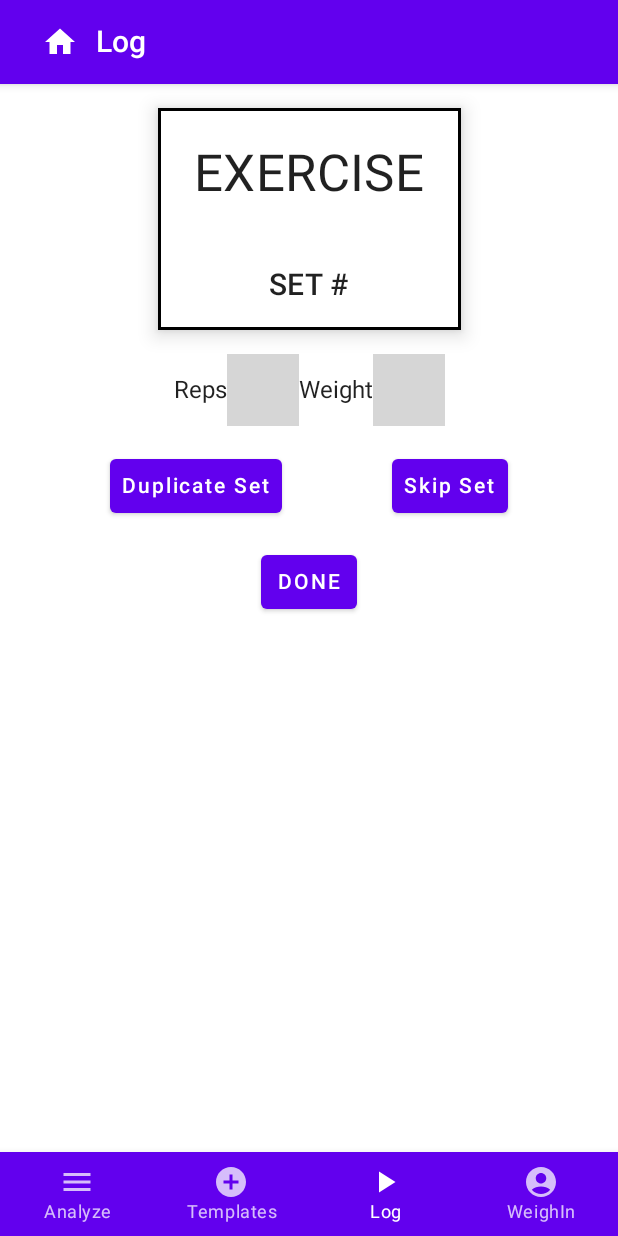
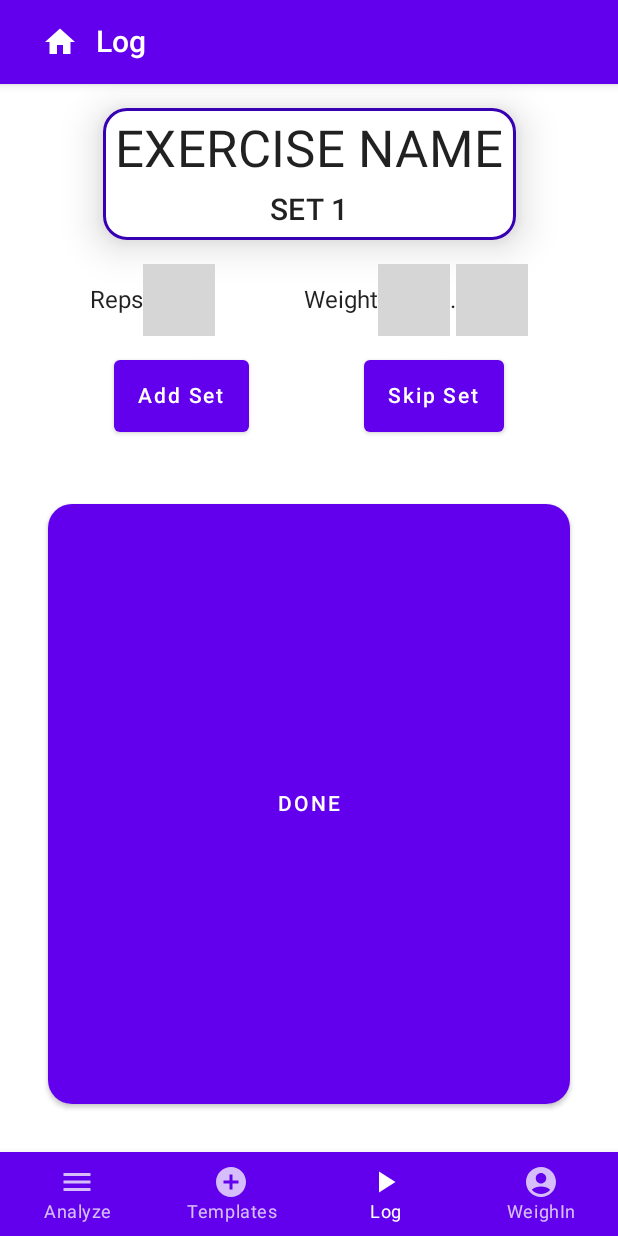
Before and after one commit to tylerporter30/HyperTrophy, an Android app built with Jetpack Compose: the LogScreen screen opened through its navigation route, on a phone screen of 412 x 824 dp. Run offline under Robolectric (Android 15) with nearby library versions, the phone set to English and light mode, and no system bars; libraries missing offline, so code that uses them is left out: com.chargemap.compose; 3 statements that could not run were skipped; grey boxes are pictures that could not be loaded.

```diff
--- a/app/src/main/java/com/example/hypertrophy/Log.kt
+++ b/app/src/main/java/com/example/hypertrophy/Log.kt
@@ -1,6 +1,7 @@
 package com.example.hypertrophy
 
 import androidx.compose.foundation.BorderStroke
+import androidx.compose.foundation.clickable
 import androidx.compose.foundation.layout.*
 import androidx.compose.material.*
 import androidx.compose.material.icons.Icons
@@ -9,7 +10,7 @@ import androidx.compose.runtime.*
 import androidx.compose.ui.Alignment
 import androidx.compose.ui.Modifier
 import androidx.compose.ui.graphics.Color
-import androidx.compose.ui.graphics.RectangleShape
+import androidx.compose.ui.text.style.TextOverflow
 import androidx.compose.ui.tooling.preview.Preview
 import androidx.compose.ui.unit.dp
 import androidx.navigation.NavHostController
@@ -24,7 +25,11 @@ fun LogScreen(navController: NavHostController) {
                 Icon(imageVector = Icons.Filled.Home, contentDescription = "Home")
             }
             Text(text = "Log") }) },
-        content = { LogScreenUI() },
+        content = {
+            Box(Modifier.padding(it)) {
+                LogScreenUI()
+            }
+        },
         bottomBar = { BottomBarNavigation(navController = navController) }
     )
 }
@@ -33,7 +38,13 @@ fun LogScreen(navController: NavHostController) {
 fun LogScreenUI() {
     // TEMP STATE HOLDERS
     var pickerReps by remember { mutableStateOf(5) }
-    var pickerWeights by remember { mutableStateOf(50) }
+    var pickerWeightsInt by remember { mutableStateOf(65) }
+    var pickerWeightsDec by remember { mutableStateOf(0) }
+    var setNumberInt by remember { mutableStateOf(1) }
+    var isNumberPickerEnabled by remember { mutableStateOf(false) }
+
+    val exerciseString = "EXERCISE NAME"
+    val setNumberString = "SET"
 
     Column(
         modifier = Modifier.fillMaxSize(),
@@ -43,48 +54,79 @@ fun LogScreenUI() {
         // Current Exercise and Set number
         Card(
             modifier = Modifier.padding(16.dp),
-            shape = RectangleShape,
+            shape = MaterialTheme.shapes.medium,
             backgroundColor = MaterialTheme.colors.surface,
-            border = BorderStroke(2.dp, Color.Black),
-            elevation = 8.dp
+            border = BorderStroke(2.dp, MaterialTheme.colors.primaryVariant),
+            elevation = 16.dp
         ) {
             Column(
                 verticalArrangement = Arrangement.Center,
                 horizontalAlignment = Alignment.CenterHorizontally
             ) {
                 Text(
-                    text = "EXERCISE",
-                    modifier = Modifier.padding(24.dp),
+                    text = exerciseString,
+                    modifier = Modifier.padding(all = 8.dp),
+                    overflow = TextOverflow.Ellipsis,
                     style = MaterialTheme.typography.h4
                 )
+//                Spacer(Modifier.height(16.dp))
                 Text(
-                    text = "SET #",
-                    modifier = Modifier.padding(18.dp),
+                    text = "$setNumberString $setNumberInt",
+                    modifier = Modifier.padding(bottom = 8.dp),
                     style = MaterialTheme.typography.h6
                 )
             }
         }
         Row(
-            modifier = Modifier.fillMaxWidth(),
-            horizontalArrangement = Arrangement.Center,
+            modifier = Modifier
+                .fillMaxWidth()
+                .clickable { isNumberPickerEnabled = !isNumberPickerEnabled },
+            horizontalArrangement = Arrangement.SpaceEvenly,
+            verticalAlignment = Alignment.CenterVertically
+        ) {
+            Row(
+                horizontalArrangement = Arrangement.Start,
                 verticalAlignment = Alignment.CenterVertically
             ) {
                 // Target reps, editable
                 Text("Reps")
                 NumberPicker(
                     value = pickerReps,
-                onValueChange = { pickerReps = it },
-                dividersColor = MaterialTheme.colors.secondaryVariant,
-                range = 0..250
+                    onValueChange = {
+                        if (isNumberPickerEnabled) pickerReps = it
+                    },
+                    dividersColor =
+                    if (isNumberPickerEnabled) MaterialTheme.colors.secondaryVariant else Color.Transparent,
+                    range = 1..999
                 )
+            }
+//            Spacer(Modifier.width(8.dp))
+            Row(
+                horizontalArrangement = Arrangement.Start,
+                verticalAlignment = Alignment.CenterVertically
+            ) {
                 // Target weight, editable
                 Text("Weight")
                 NumberPicker(
-                value = pickerWeights,
-                onValueChange = { pickerWeights = it },
-                dividersColor = MaterialTheme.colors.secondaryVariant,
-                range = 0..2500
+                    value = pickerWeightsInt,
+                    onValueChange = {
+                        if (isNumberPickerEnabled) pickerWeightsInt = it
+                    },
+                    dividersColor =
+                    if (isNumberPickerEnabled) MaterialTheme.colors.secondaryVariant else Color.Transparent,
+                    range = 0..9999
                 )
+                Text(".")
+                NumberPicker(
+                    value = pickerWeightsDec,
+                    onValueChange = {
+                        if (isNumberPickerEnabled) pickerWeightsDec = it
+                    },
+                    dividersColor =
+                    if (isNumberPickerEnabled) MaterialTheme.colors.secondaryVariant else Color.Transparent,
+                    range = 0..9
+                )
+            }
         }
         Row(
             modifier = Modifier
@@ -95,31 +137,40 @@ fun LogScreenUI() {
         ) {
             // Option to duplicate set
             Button(
-                onClick = { /*TODO*/ },
-                contentPadding = PaddingValues(8.dp)
+                onClick = {
+                    /*TODO*/
+                    setNumberInt++
+                },
+                contentPadding = PaddingValues(16.dp)
             ) {
-                Text("Duplicate Set")
+                Text("Add Set")
             }
             // Option to skip set (mark as incomplete)
             Button(
-                onClick = { /*TODO*/ },
-                contentPadding = PaddingValues(8.dp)
+                onClick = {
+                    /*TODO*/
+                    setNumberInt++
+                },
+                contentPadding = PaddingValues(16.dp)
             ) {
                 Text("Skip Set")
             }
         }
 
-        //Spacer(modifier = Modifier.height(16.dp))
+//        Spacer(modifier = Modifier.height(32.dp))
 
         // Big, slap-able button to mark set as complete
         Row(
-            //modifier = Modifier.padding(58.dp),
+            modifier = Modifier.padding(32.dp),
             horizontalArrangement = Arrangement.Center,
             verticalAlignment = Alignment.CenterVertically
         ) {
             Button(
-                onClick = { /*TODO*/ },
-                //modifier = Modifier.fillMaxSize(),
+                onClick = {
+                    /*TODO*/
+                    setNumberInt++
+                },
+                modifier = Modifier.fillMaxSize(),
 //                elevation = ButtonElevation.elevation(enabled = true, interactionSource = TODO()),
                 shape = MaterialTheme.shapes.medium,
 //                colors = /*TODO*/,
--- a/app/src/main/java/com/example/hypertrophy/ui/theme/Shape.kt
+++ b/app/src/main/java/com/example/hypertrophy/ui/theme/Shape.kt
@@ -6,6 +6,6 @@ import androidx.compose.ui.unit.dp
 
 val Shapes = Shapes(
     small = RoundedCornerShape(4.dp),
-    medium = RoundedCornerShape(4.dp),
+    medium = RoundedCornerShape(16.dp),
     large = RoundedCornerShape(0.dp)
 )
```
Also changed, not shown: app/src/main/java/com/example/hypertrophy/WeighIn.kt (+224 -80 lines). Lines whose indentation alone changed are shown as unchanged.
